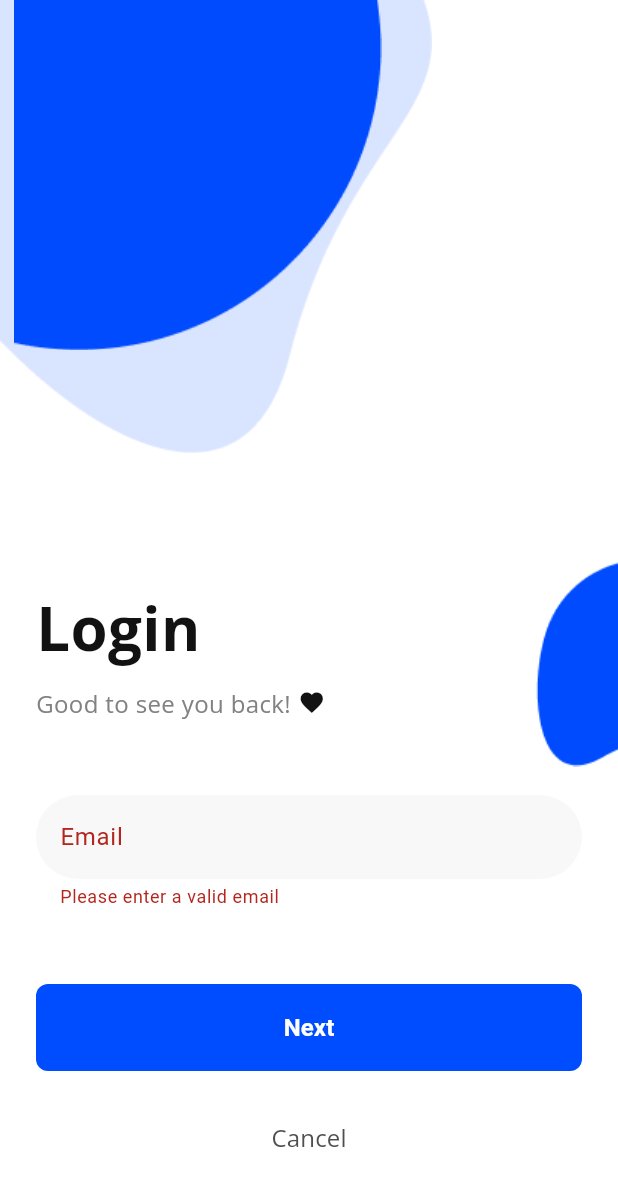
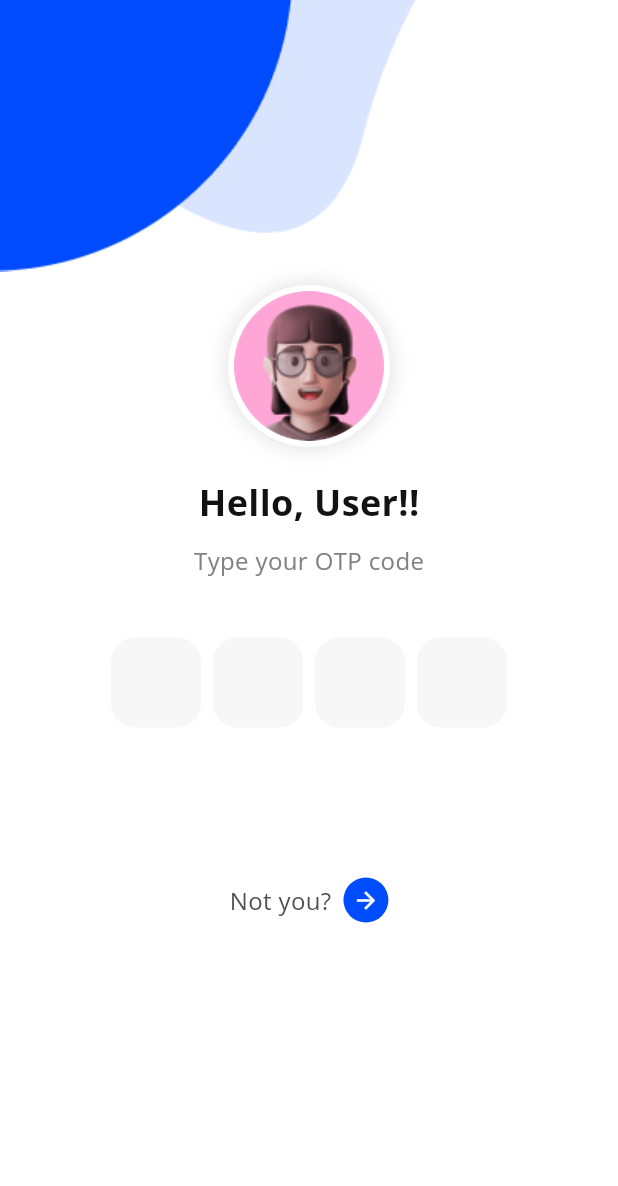
Before and after one commit to davidcreated/Shoppe, a Flutter app: the LoginScreen screen opened by its route, after a tap on "Next", on a phone screen of 412 x 824 dp. Shown: the top 1186 px of the screen. Run offline on Flutter 3.47's test engine with Material 3 defaults, Android fonts, the phone set to English and light mode, and no system bars; drawn by our look-alikes of pinput; our stand-ins replace get, google_fonts, intl_phone_field.

Commit message:
Updated codebase

```diff
--- a/lib/core/routes/approutes.dart
+++ b/lib/core/routes/approutes.dart
@@ -1,8 +1,9 @@
 import 'package:get/get.dart';
-import 'package:shoppe/features/auth/Screens/login.dart';
-import 'package:shoppe/features/auth/Screens/onboarding1.dart';
-import 'package:shoppe/features/auth/Screens/signup.dart';
-
+import 'package:shoppe/features/auth/Screens/login/login.dart' show LoginScreen;
+import 'package:shoppe/features/auth/Screens/login/passwordpage.dart';
+import 'package:shoppe/features/auth/Screens/login/verification.dart';
+import '../../features/auth/Screens/onboarding/onboarding1.dart' show OnboardingScreen;
+import '../../features/auth/Screens/onboarding/signup.dart';
 
 class AppRoutes {
   // This class is not meant to be instantiated
@@ -11,7 +12,9 @@ class AppRoutes {
   // --- Route Names ---
   static const String onboarding = '/onboarding';
   static const String createAccount = '/create-account';
-  static const String login = '/login'; // The route is already here, now we link it
+  static const String login = '/login';
+  static const String verification = '/verification';
+  static const String password = '/password'; // Add new route name
   // static const String home = '/home';
 
 
@@ -27,7 +30,15 @@ class AppRoutes {
     ),
     GetPage(
       name: login,
-      page: () => const LoginScreen(), // Link the route name to the screen
+      page: () => const LoginScreen(),
+    ),
+    GetPage(
+      name: verification,
+      page: () => const VerificationScreen(),
+    ),
+    GetPage(
+      name: password, // Add the new page
+      page: () => const PasswordScreen(),
     ),
   ];
 }
--- a/lib/features/auth/Screens/login.dart
+++ b/lib/features/auth/Screens/login/login.dart
@@ -2,11 +2,12 @@ import 'package:flutter/material.dart';
 import 'package:get/get.dart';
 import 'package:shoppe/core/constants/appcolors.dart';
 import 'package:shoppe/core/constants/apptextstyles.dart';
+import 'package:shoppe/core/routes/approutes.dart';
 import 'package:shoppe/features/auth/controllers/logincontroller.dart';
 import 'package:shoppe/shared/widgets/buttonwidgets.dart';
 
 class LoginScreen extends StatelessWidget {
-  const LoginScreen({Key? key}) : super(key: key);
+  const LoginScreen({super.key});
 
   @override
   Widget build(BuildContext context) {
@@ -88,7 +89,9 @@ class LoginScreen extends StatelessWidget {
                     // "Next" Button
                     PrimaryButton(
                       text: 'Next',
-                      onPressed: controller.login,
+                      onPressed:  () {
+                        Get.toNamed(AppRoutes.verification);
+                      },
                     ),
                     const SizedBox(height: 20),
 
--- /dev/null
+++ b/lib/features/auth/Screens/login/verification.dart
@@ -0,0 +1,143 @@
+import 'package:flutter/material.dart';
+import 'package:get/get.dart';
+import 'package:pinput/pinput.dart';
+import 'package:shoppe/core/constants/appcolors.dart';
+import 'package:shoppe/core/constants/apptextstyles.dart' show AppTextStyles;
+import 'package:shoppe/core/routes/approutes.dart';
+import 'package:shoppe/features/auth/controllers/verificationcontroller.dart';
+
+class VerificationScreen extends StatelessWidget {
+  const VerificationScreen({Key? key}) : super(key: key);
+
+  @override
+  Widget build(BuildContext context) {
+    final controller = Get.put(VerificationController());
+
+    // Define the style for the PIN input boxes
+    final defaultPinTheme = PinTheme(
+      width: 60,
+      height: 60,
+      textStyle: AppTextStyles.headline2,
+      decoration: BoxDecoration(
+        color: AppColors.background,
+        borderRadius: BorderRadius.circular(16),
+      ),
+    );
+
+    return Scaffold(
+      body: Stack(
+        alignment: Alignment.topCenter,
+        children: [
+          // Background bubble decoration
+
+          Positioned(
+            bottom: 400,
+            left: -120,
+            child: Image.asset('assets/images/bubble 04.png', width: MediaQuery.of(context).size.width * 1.5, height: 450),
+          ),
+           Positioned(
+            top: -180,
+            right: 30,
+            child: Image.asset('assets/images/bubble 03.png', width: MediaQuery.of(context).size.width * 1.5, height: 450),
+          ),
+          SafeArea(
+            child: SingleChildScrollView(
+              padding: const EdgeInsets.symmetric(horizontal: 24.0),
+              child: Column(
+                children: [
+                  const SizedBox(height: 190),
+
+                  // Profile Picture
+                  Container(
+                    decoration: BoxDecoration(
+                      shape: BoxShape.circle,
+                      border: Border.all(color: Colors.white, width: 4),
+                       boxShadow: [
+                        BoxShadow(
+                          color: Colors.black.withOpacity(0.1),
+                          spreadRadius: 2,
+                          blurRadius: 10,
+                        ),
+                      ],
+                    ),
+                    child: const CircleAvatar(
+                      radius: 50,
+                      backgroundImage: AssetImage('assets/images/image.png'),
+                    ),
+                  ),
+                  const SizedBox(height: 20),
+
+                  // Greeting Text
+                  Text(
+                    'Hello, ${controller.userName}!!',
+                    style: AppTextStyles.headline2.copyWith(color: AppColors.black),
+                  ),
+                  const SizedBox(height: 10),
+
+                  // Subtitle
+                  Text(
+                    'Type your OTP code',
+                    style: AppTextStyles.bodyText.copyWith(color: AppColors.mediumGrey),
+                  ),
+                  const SizedBox(height: 40),
+
+                  // Pinput (OTP/Password) Field
+                  Form(
+                    key: controller.formKey,
+                    child: Pinput(
+                      length: 4,
+                      controller: controller.pinController,
+                      focusNode: controller.focusNode,
+                      defaultPinTheme: defaultPinTheme,
+                      focusedPinTheme: defaultPinTheme.copyWith(
+                        decoration: defaultPinTheme.decoration!.copyWith(
+                          border: Border.all(color: AppColors.primary),
+                        ),
+                      ),
+                      submittedPinTheme: defaultPinTheme,
+                      validator: (s) {
+                        return s == '2222' ? null : 'code is incorrect';
+                      },
+                      onCompleted: (pin) => controller.verify(),
+                    ),
+                  ),
+                  const SizedBox(height: 100),
+
+                  // "Not you?" Link
+                  GestureDetector(
+                    onTap: () {
+                      // Navigate back to the login screen
+                      Get.offAllNamed(AppRoutes.login);
+                    },
+                    child: Row(
+                      mainAxisAlignment: MainAxisAlignment.center,
+                      children: [
+                        Text(
+                          'Not you?',
+                          style: AppTextStyles.bodyText,
+                        ),
+                        const SizedBox(width: 8),
+                        Container(
+                           padding: const EdgeInsets.all(6),
+                           decoration: const BoxDecoration(
+                             color: Color(0xFF004CFF),
+                             shape: BoxShape.circle,
+                           ),
+                          child: const Icon(
+                            Icons.arrow_forward,
+                            color: AppColors.white,
+                            size: 18,
+                          ),
+                        ),
+                      ],
+                    ),
+                  ),
+                ],
+              ),
+            ),
+          ),
+        ],
+      ),
+    );
+  }
+}
--- a/lib/features/auth/Screens/onboarding1.dart
+++ b/lib/features/auth/Screens/onboarding/onboarding1.dart
@@ -7,7 +7,7 @@ import 'package:shoppe/shared/widgets/buttonwidgets.dart';
  // Assuming you placed the button here
 
 class OnboardingScreen extends StatelessWidget {
-  const OnboardingScreen({Key? key}) : super(key: key);
+  const OnboardingScreen({super.key});
 
   @override
   Widget build(BuildContext context) {
--- a/lib/features/auth/Screens/signup.dart
+++ b/lib/features/auth/Screens/onboarding/signup.dart
@@ -10,7 +10,7 @@ import 'package:intl_phone_field/country_picker_dialog.dart';
 import 'package:intl_phone_field/phone_number.dart';
 
 class CreateAccountScreen extends StatelessWidget {
-  const CreateAccountScreen({Key? key}) : super(key: key);
+  const CreateAccountScreen({super.key});
 
   @override
   Widget build(BuildContext context) {
--- /dev/null
+++ b/lib/features/auth/controllers/verificationcontroller.dart
@@ -0,0 +1,32 @@
+import 'package:flutter/material.dart';
+import 'package:get/get.dart';
+import 'package:shoppe/core/routes/approutes.dart';
+
+class VerificationController extends GetxController {
+  // Controller for the pinput field
+  final pinController = TextEditingController();
+  final focusNode = FocusNode();
+  final formKey = GlobalKey<FormState>();
+
+  // Retrieve the user's name passed from the login screen
+  final String userName = Get.arguments ?? 'User';
+
+  /// Validates the entered PIN and proceeds.
+  void verify() {
+    focusNode.unfocus(); // Dismiss the keyboard
+    // Validate the form
+    if (formKey.currentState!.validate()) {
+      print('Entered PIN: ${pinController.text}');
+      // Here you would verify the PIN/password with your backend service.
+      // If successful, navigate to the home screen.
+       Get.offAllNamed(AppRoutes.password);
+    }
+  }
+
+  @override
+  void onClose() {
+    pinController.dispose();
+    focusNode.dispose();
+    super.onClose();
+  }
+}
--- a/lib/main.dart
+++ b/lib/main.dart
@@ -8,7 +8,7 @@ void main() {
 }
 
 class MyApp extends StatelessWidget {
-  const MyApp({Key? key}) : super(key: key);
+  const MyApp({super.key});
 
   @override
   Widget build(BuildContext context) {
--- a/pubspec.yaml
+++ b/pubspec.yaml
@@ -32,6 +32,7 @@ dependencies:
 
   # Utilities
   shared_preferences: ^2.2.3
+  pinput: ^4.0.0
 
 dev_dependencies:
   flutter_test:
```
Also changed, not shown: lib/features/auth/Screens/login/passwordpage.dart (added, +156 -0 lines), lib/features/auth/controllers/passwordcontroller.dart (added, +71 -0 lines), pubspec.lock, 6 other files.
